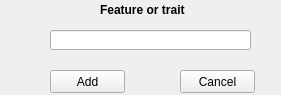
This is widgets_file/ui_file_backup/feats_form.ui in ericmullally/dnd_tracker as Qt 5 draws it before an edit. The edited form follows.
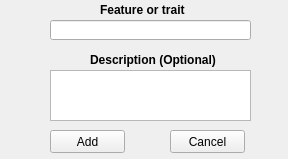
This is the edited form.

The edit to the form file:
```diff
--- a/widgets_file/ui_file_backup/feats_form.ui
+++ b/widgets_file/ui_file_backup/feats_form.ui
@@ -6,8 +6,8 @@
    <rect>
     <x>0</x>
     <y>0</y>
-    <width>281</width>
-    <height>95</height>
+    <width>288</width>
+    <height>159</height>
    </rect>
   </property>
   <property name="windowTitle">
@@ -17,7 +17,7 @@
    <property name="geometry">
     <rect>
      <x>50</x>
-     <y>70</y>
+     <y>130</y>
      <width>75</width>
      <height>23</height>
     </rect>
@@ -29,8 +29,8 @@
   <widget class="QPushButton" name="cancel_button">
    <property name="geometry">
     <rect>
-     <x>180</x>
-     <y>70</y>
+     <x>170</x>
+     <y>130</y>
      <width>75</width>
      <height>23</height>
     </rect>
@@ -62,12 +62,41 @@
    <property name="geometry">
     <rect>
      <x>50</x>
-     <y>30</y>
+     <y>20</y>
      <width>201</width>
      <height>20</height>
     </rect>
    </property>
   </widget>
+  <widget class="QTextEdit" name="description_input">
+   <property name="geometry">
+    <rect>
+     <x>50</x>
+     <y>70</y>
+     <width>201</width>
+     <height>51</height>
+    </rect>
+   </property>
+  </widget>
+  <widget class="QLabel" name="label_2">
+   <property name="geometry">
+    <rect>
+     <x>90</x>
+     <y>50</y>
+     <width>161</width>
+     <height>20</height>
+    </rect>
+   </property>
+   <property name="font">
+    <font>
+     <weight>75</weight>
+     <bold>true</bold>
+    </font>
+   </property>
+   <property name="text">
+    <string>Description (Optional)</string>
+   </property>
+  </widget>
  </widget>
  <resources/>
  <connections/>
```
